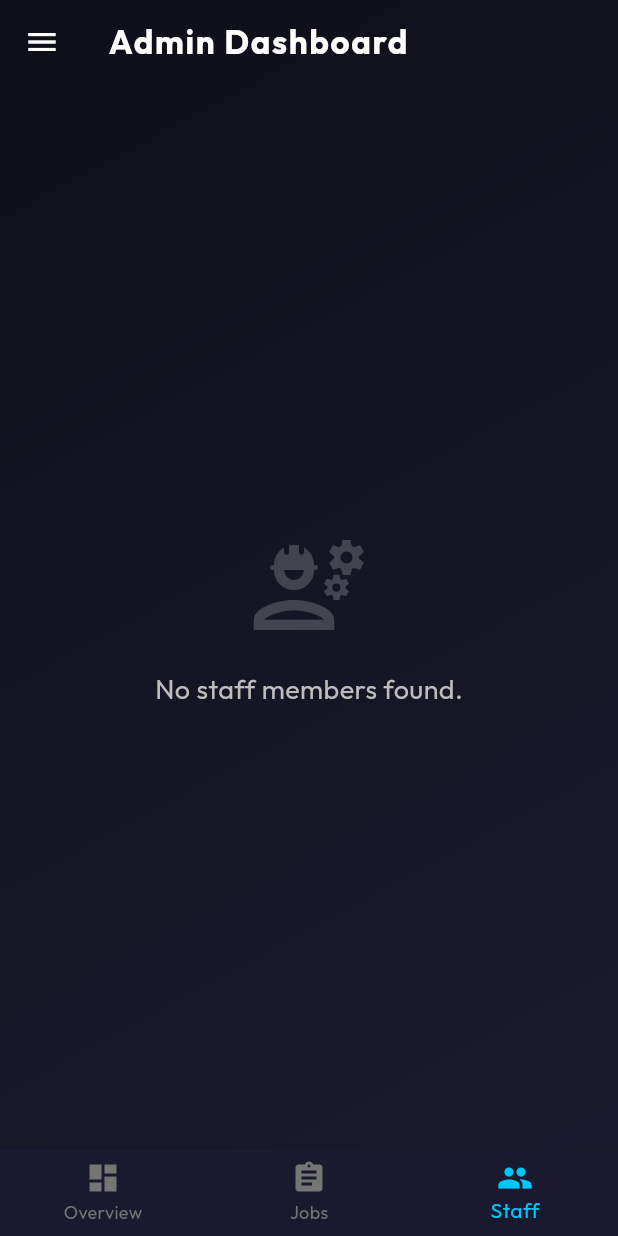
After one commit to Thiva123-ab/Autosync-, a Flutter app: the AdminDashboard screen opened by its route, item 3 of the bottom bar chosen, on a phone screen of 412 x 824 dp. The commit adds this screen. Run offline on Flutter 3.47's test engine with Material 3 defaults, Android fonts, the phone set to English and light mode, and no system bars; drawn by our look-alikes of flutter_animate; our stand-ins replace cloud_firestore, firebase_auth, firebase_core, flutter_riverpod, go_router, google_fonts; accounts and stored records are empty.

Commit message:
feat: implement admin dashboard

```diff
--- a/lib/features/dashboard/admin/presentation/admin_dashboard.dart
+++ b/lib/features/dashboard/admin/presentation/admin_dashboard.dart
@@ -4,7 +4,9 @@ import 'package:cloud_firestore/cloud_firestore.dart';
 import 'package:flutter_animate/flutter_animate.dart';
 import 'dart:ui';
 import '../../../../core/presentation/widgets/staff_drawer.dart';
+import '../../../../core/models/job_model.dart';
 import 'job_board_page.dart';
+import 'staff_roster_page.dart';
 
 final adminUsersCountProvider = StreamProvider.autoDispose<int>((ref) {
   return FirebaseFirestore.instance.collection('users').snapshots().map((s) => s.docs.length);
@@ -26,6 +28,22 @@ final adminCompletedJobsCountProvider = StreamProvider.autoDispose<int>((ref) {
       .map((s) => s.docs.length);
 });
 
+final adminCompletedJobsListProvider = StreamProvider.autoDispose<List<JobModel>>((ref) {
+  return FirebaseFirestore.instance
+      .collection('jobs')
+      .where('status', isEqualTo: 'completed')
+      .snapshots()
+      .map((s) => s.docs.map((d) => JobModel.fromMap(d.id, d.data())).toList());
+});
+
+final adminStaffListProvider = StreamProvider.autoDispose<List<Map<String, dynamic>>>((ref) {
+  return FirebaseFirestore.instance
+      .collection('users')
+      .where('role', isEqualTo: 'mechanic')
+      .snapshots()
+      .map((s) => s.docs.map((d) => {'id': d.id, ...d.data()}).toList());
+});
+
 class AdminDashboard extends ConsumerStatefulWidget {
   final String title;
   const AdminDashboard({super.key, required this.title});
@@ -39,6 +57,21 @@ class _AdminDashboardState extends ConsumerState<AdminDashboard> {
 
   @override
   Widget build(BuildContext context) {
+    Widget currentBody;
+    switch (_currentIndex) {
+      case 0:
+        currentBody = _buildOverview(ref);
+        break;
+      case 1:
+        currentBody = const JobBoardPage();
+        break;
+      case 2:
+        currentBody = const StaffRosterPage();
+        break;
+      default:
+        currentBody = _buildOverview(ref);
+    }
+
     return Scaffold(
       extendBodyBehindAppBar: true,
       appBar: AppBar(
@@ -57,7 +90,7 @@ class _AdminDashboardState extends ConsumerState<AdminDashboard> {
           ),
         ),
         child: SafeArea(
-          child: _currentIndex == 0 ? _buildOverview(ref) : const JobBoardPage(),
+          child: currentBody,
         ),
       ),
       bottomNavigationBar: BottomNavigationBar(
@@ -68,7 +101,8 @@ class _AdminDashboardState extends ConsumerState<AdminDashboard> {
         unselectedItemColor: Colors.grey.shade600,
         items: const [
           BottomNavigationBarItem(icon: Icon(Icons.dashboard), label: 'Overview'),
-          BottomNavigationBarItem(icon: Icon(Icons.assignment), label: 'Job Board'),
+          BottomNavigationBarItem(icon: Icon(Icons.assignment), label: 'Jobs'),
+          BottomNavigationBarItem(icon: Icon(Icons.people), label: 'Staff'),
         ],
       ),
     );
--- /dev/null
+++ b/lib/features/dashboard/admin/presentation/staff_roster_page.dart
@@ -0,0 +1,111 @@
+import 'package:flutter/material.dart';
+import 'package:flutter_riverpod/flutter_riverpod.dart';
+import 'package:flutter_animate/flutter_animate.dart';
+import 'dart:ui';
+import 'admin_dashboard.dart';
+
+class StaffRosterPage extends ConsumerWidget {
+  const StaffRosterPage({super.key});
+
+  @override
+  Widget build(BuildContext context, WidgetRef ref) {
+    final staffAsyncValue = ref.watch(adminStaffListProvider);
+    final completedJobsAsyncValue = ref.watch(adminCompletedJobsListProvider);
+
+    return staffAsyncValue.when(
+      data: (staffList) {
+        if (staffList.isEmpty) {
+          return Center(
+            child: Column(
+              mainAxisAlignment: MainAxisAlignment.center,
+              children: [
+                Icon(Icons.engineering_outlined, size: 80, color: Colors.white.withOpacity(0.2)),
+                const SizedBox(height: 16),
+                Text('No staff members found.', style: TextStyle(color: Colors.grey.shade400, fontSize: 18)),
+              ],
+            ).animate().fade().scale(curve: Curves.easeOutBack),
+          );
+        }
+
+        return completedJobsAsyncValue.when(
+          data: (completedJobs) {
+            return ListView.builder(
+              padding: const EdgeInsets.all(20.0),
+              itemCount: staffList.length,
+              itemBuilder: (context, index) {
+                final staff = staffList[index];
+
+                // Calculate metrics
+                final mechanicJobs = completedJobs.where((j) => j.assignedMechanicId == staff['id']).toList();
+                final completedCount = mechanicJobs.length;
+
+                return _buildPremiumStaffCard(staff, completedCount, index);
+              },
+            );
+          },
+          loading: () => const Center(child: CircularProgressIndicator(color: Color(0xFF00E676))),
+          error: (error, stack) => Center(child: Text('Error loading metrics: $error', style: const TextStyle(color: Colors.redAccent))),
+        );
+      },
+      loading: () => const Center(child: CircularProgressIndicator(color: Color(0xFF00C6FF))),
+      error: (error, stack) => Center(child: Text('Error loading staff: $error', style: const TextStyle(color: Colors.redAccent))),
+    );
+  }
+
+  Widget _buildPremiumStaffCard(Map<String, dynamic> staff, int completedCount, int index) {
+    return Container(
+      margin: const EdgeInsets.only(bottom: 16),
+      decoration: BoxDecoration(
+        borderRadius: BorderRadius.circular(20),
+        border: Border.all(color: Colors.white.withOpacity(0.12)),
+        color: Colors.white.withOpacity(0.05),
+        boxShadow: [BoxShadow(color: Colors.black.withOpacity(0.15), blurRadius: 10, offset: const Offset(0, 4))],
+      ),
+      child: ClipRRect(
+        borderRadius: BorderRadius.circular(20),
+        child: BackdropFilter(
+          filter: ImageFilter.blur(sigmaX: 15, sigmaY: 15),
+          child: Padding(
+            padding: const EdgeInsets.all(20),
+            child: Row(
+              children: [
+                Container(
+                  width: 60,
+                  height: 60,
+                  decoration: BoxDecoration(
+                    color: const Color(0xFF00C6FF).withOpacity(0.15),
+                    shape: BoxShape.circle,
+                    border: Border.all(color: const Color(0xFF00C6FF).withOpacity(0.3)),
+                  ),
+                  child: const Icon(Icons.engineering, size: 30, color: Color(0xFF00C6FF)),
+                ),
+                const SizedBox(width: 20),
+                Expanded(
+                  child: Column(
+                    crossAxisAlignment: CrossAxisAlignment.start,
+                    children: [
+                      Text(staff['email'] ?? 'Unknown Staff', style: const TextStyle(fontSize: 18, fontWeight: FontWeight.bold, color: Colors.white)),
+                      const SizedBox(height: 4),
+                      Text('Role: ${(staff['role'] as String? ?? 'N/A').toUpperCase()}', style: TextStyle(color: Colors.grey.shade400, fontSize: 12, fontWeight: FontWeight.w600, letterSpacing: 1.0)),
+                      const SizedBox(height: 12),
+                      Row(
+                        children: [
+                          const Icon(Icons.check_circle_outline, size: 16, color: Color(0xFF00E676)),
+                          const SizedBox(width: 6),
+                          Text(
+                            '$completedCount Jobs Completed',
+                            style: const TextStyle(color: Color(0xFF00E676), fontSize: 13, fontWeight: FontWeight.bold),
+                          ),
+                        ],
+                      ),
+                    ],
+                  ),
+                ),
+              ],
+            ),
+          ),
+        ),
+      ),
+    ).animate().fade(delay: (100 * index).ms).slideY(begin: 0.1);
+  }
+}
```
